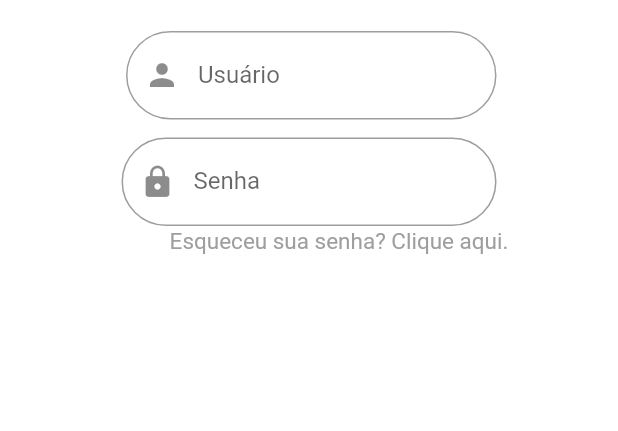
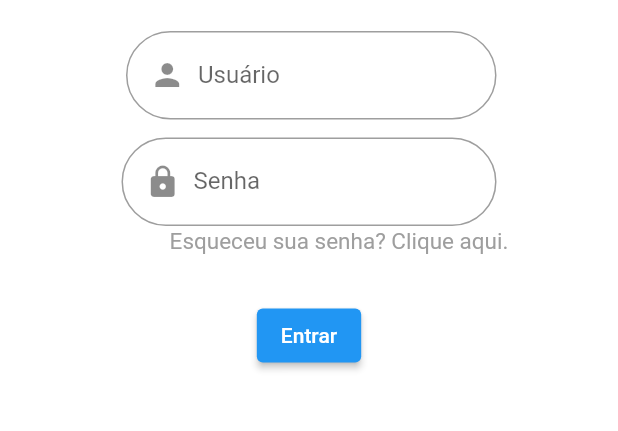
Before and after one commit to camileandrade/smart-buy, a Flutter app: the screen it shows after launch, on a phone screen of 412 x 824 dp, the part 260-691 px from its top. Run offline on Flutter 3.47's test engine with Material 2 defaults, Android fonts, the phone set to English and light mode, and no system bars.

Commit message:
login e home

```diff
--- a/smart_buy/lib/login.dart
+++ b/smart_buy/lib/login.dart
@@ -1,13 +1,14 @@
 import 'package:flutter/material.dart';
+import 'package:smart_buy/home.dart';
 
-class Login extends StatefulWidget {
-  const Login({super.key});
+class LoginPage extends StatefulWidget {
+  const LoginPage({super.key});
 
   @override
-  State<Login> createState() => _LoginState();
+  State<LoginPage> createState() => _LoginPageState();
 }
 
-class _LoginState extends State<Login> {
+class _LoginPageState extends State<LoginPage> {
   @override
   Widget build(BuildContext context) {
     return Scaffold(
@@ -59,7 +60,10 @@ class _LoginState extends State<Login> {
                 padding: const EdgeInsets.only(left: 3.0),
                 child: TextField(
                   decoration: InputDecoration (
-                    prefixIcon: Icon(Icons.person),
+                    prefixIcon: Padding(
+                      padding: const EdgeInsets.only(left: 15.0, right: 8.0),
+                      child: Icon(Icons.person),
+                    ),
                     labelText: "Usuário",
                     enabledBorder: OutlineInputBorder(
                       borderSide: BorderSide(color: Colors.grey),
@@ -83,7 +87,10 @@ class _LoginState extends State<Login> {
               ),
                 child: TextField(
                   decoration: InputDecoration (
-                    prefixIcon: Icon(Icons.lock),
+                    prefixIcon: Padding(
+                      padding: const EdgeInsets.only(left: 15.0, right: 8.0),
+                      child: Icon(Icons.lock),
+                    ),
                     labelText: "Senha",
                     enabledBorder: OutlineInputBorder(
                       borderSide: BorderSide(color: Colors.grey),
@@ -94,7 +101,6 @@ class _LoginState extends State<Login> {
               ),
             ),
 
-
           Padding(
             padding: const EdgeInsets.only(left: 40.0),
             child: Text(
@@ -104,8 +110,19 @@ class _LoginState extends State<Login> {
               color: Colors.grey
               ),
             ),
-          )
+          ),
 
+          SizedBox(height: 30),
+
+          ElevatedButton(
+            onPressed: () {
+              Navigator.pushReplacement(
+                context,
+                MaterialPageRoute(builder: (context) => HomePage()),
+              );
+            },
+            child: Text('Entrar'),
+          ),
       ]),
     );
   }
--- a/smart_buy/lib/main.dart
+++ b/smart_buy/lib/main.dart
@@ -12,8 +12,11 @@ class MyApp extends StatelessWidget {
   @override
   Widget build(BuildContext context) {
     return MaterialApp(
-      debugShowCheckedModeBanner: false,
-      home: Login(),
+      title: 'Flutter Login Demo',
+      theme: ThemeData(
+        primarySwatch: Colors.blue,
+      ),
+      home: LoginPage(),
     );
   }
 }
```
Also changed, not shown: smart_buy/lib/home.dart (added, +22 -0 lines), 1 other file.
